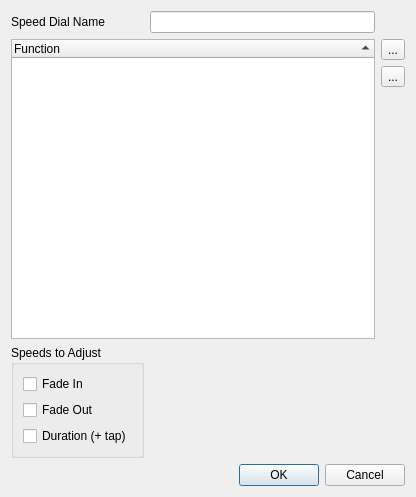
Old version of the form trunk/ui/src/vcspeeddialproperties.ui in the repository Bondzio/qlc.
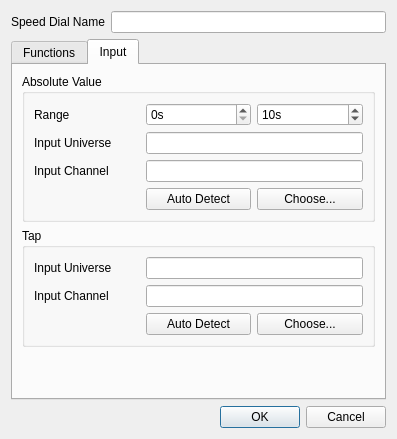
New version of the form. Icons and pictures are not drawn.

Commit message: External input support for VCSpeedDial

```diff
--- a/trunk/ui/src/vcspeeddialproperties.ui
+++ b/trunk/ui/src/vcspeeddialproperties.ui
@@ -6,14 +6,14 @@
    <rect>
     <x>0</x>
     <y>0</y>
-    <width>416</width>
-    <height>497</height>
+    <width>397</width>
+    <height>439</height>
    </rect>
   </property>
   <property name="windowTitle">
    <string>Speed Dial Properties</string>
   </property>
-  <layout class="QGridLayout" name="gridLayout">
+  <layout class="QGridLayout" name="gridLayout_2">
    <item row="0" column="0">
     <widget class="QLabel" name="label">
      <property name="text">
@@ -28,7 +28,17 @@
      </property>
     </widget>
    </item>
-   <item row="1" column="0" rowspan="3" colspan="2">
+   <item row="1" column="0" colspan="2">
+    <widget class="QTabWidget" name="tabWidget">
+     <property name="currentIndex">
+      <number>1</number>
+     </property>
+     <widget class="QWidget" name="Functions">
+      <attribute name="title">
+       <string>Functions</string>
+      </attribute>
+      <layout class="QGridLayout" name="gridLayout">
+       <item row="0" column="0" rowspan="3" colspan="2">
     <widget class="QTreeWidget" name="m_tree">
      <property name="toolTip">
       <string>Functions whose speed is controlled by the dial</string>
@@ -64,7 +74,7 @@
      </column>
     </widget>
    </item>
-   <item row="1" column="2">
+       <item row="0" column="2">
     <widget class="QToolButton" name="m_addButton">
      <property name="toolTip">
       <string>Add functions to be controlled</string>
@@ -84,7 +94,7 @@
      </property>
     </widget>
    </item>
-   <item row="2" column="2">
+       <item row="1" column="2">
     <widget class="QToolButton" name="m_removeButton">
      <property name="toolTip">
       <string>Remove selected functions</string>
@@ -104,7 +114,7 @@
      </property>
     </widget>
    </item>
-   <item row="3" column="2">
+       <item row="2" column="2">
     <spacer name="verticalSpacer">
      <property name="orientation">
       <enum>Qt::Vertical</enum>
@@ -117,7 +127,7 @@
      </property>
     </spacer>
    </item>
-   <item row="4" column="0">
+       <item row="3" column="0">
     <widget class="QGroupBox" name="m_speedGroup">
      <property name="title">
       <string>Speeds to Adjust</string>
@@ -156,20 +166,168 @@
      </layout>
     </widget>
    </item>
-   <item row="4" column="1" colspan="2">
+       <item row="3" column="1" colspan="2">
     <spacer name="horizontalSpacer">
      <property name="orientation">
       <enum>Qt::Horizontal</enum>
      </property>
      <property name="sizeHint" stdset="0">
       <size>
-       <width>269</width>
-       <height>20</height>
+           <width>186</width>
+           <height>111</height>
       </size>
      </property>
     </spacer>
    </item>
-   <item row="5" column="0" colspan="3">
+      </layout>
+     </widget>
+     <widget class="QWidget" name="Input">
+      <attribute name="title">
+       <string>Input</string>
+      </attribute>
+      <layout class="QVBoxLayout" name="verticalLayout_2">
+       <item>
+        <widget class="QGroupBox" name="groupBox_2">
+         <property name="title">
+          <string>Absolute Value</string>
+         </property>
+         <layout class="QGridLayout" name="gridLayout_4">
+          <item row="1" column="0">
+           <widget class="QLabel" name="m_absoluteInputUniverseLabel">
+            <property name="text">
+             <string>Input Universe</string>
+            </property>
+           </widget>
+          </item>
+          <item row="1" column="1" colspan="2">
+           <widget class="QLineEdit" name="m_absoluteInputUniverseEdit">
+            <property name="readOnly">
+             <bool>true</bool>
+            </property>
+           </widget>
+          </item>
+          <item row="2" column="0">
+           <widget class="QLabel" name="m_absoluteInputChannelLabel">
+            <property name="text">
+             <string>Input Channel</string>
+            </property>
+           </widget>
+          </item>
+          <item row="2" column="1" colspan="2">
+           <widget class="QLineEdit" name="m_absoluteInputChannelEdit">
+            <property name="readOnly">
+             <bool>true</bool>
+            </property>
+           </widget>
+          </item>
+          <item row="4" column="1">
+           <widget class="QPushButton" name="m_autoDetectAbsoluteInputButton">
+            <property name="text">
+             <string>Auto Detect</string>
+            </property>
+            <property name="checkable">
+             <bool>true</bool>
+            </property>
+           </widget>
+          </item>
+          <item row="4" column="2">
+           <widget class="QPushButton" name="m_chooseAbsoluteInputButton">
+            <property name="text">
+             <string>Choose...</string>
+            </property>
+           </widget>
+          </item>
+          <item row="0" column="0">
+           <widget class="QLabel" name="m_absoluteRangeLabel">
+            <property name="text">
+             <string>Range</string>
+            </property>
+           </widget>
+          </item>
+          <item row="0" column="1">
+           <widget class="QSpinBox" name="m_absoluteMinSpin">
+            <property name="suffix">
+             <string>s</string>
+            </property>
+           </widget>
+          </item>
+          <item row="0" column="2">
+           <widget class="QSpinBox" name="m_absoluteMaxSpin">
+            <property name="suffix">
+             <string>s</string>
+            </property>
+            <property name="value">
+             <number>10</number>
+            </property>
+           </widget>
+          </item>
+         </layout>
+        </widget>
+       </item>
+       <item>
+        <widget class="QGroupBox" name="groupBox_3">
+         <property name="title">
+          <string>Tap</string>
+         </property>
+         <layout class="QGridLayout" name="gridLayout_5">
+          <item row="0" column="0">
+           <widget class="QLabel" name="m_tapInputUniverseLabel">
+            <property name="text">
+             <string>Input Universe</string>
+            </property>
+           </widget>
+          </item>
+          <item row="0" column="1" colspan="2">
+           <widget class="QLineEdit" name="m_tapInputUniverseEdit"/>
+          </item>
+          <item row="1" column="0">
+           <widget class="QLabel" name="m_tapInputChannelLabel">
+            <property name="text">
+             <string>Input Channel</string>
+            </property>
+           </widget>
+          </item>
+          <item row="1" column="1" colspan="2">
+           <widget class="QLineEdit" name="m_tapInputChannelEdit"/>
+          </item>
+          <item row="2" column="1">
+           <widget class="QPushButton" name="m_autoDetectTapInputButton">
+            <property name="text">
+             <string>Auto Detect</string>
+            </property>
+            <property name="checkable">
+             <bool>true</bool>
+            </property>
+           </widget>
+          </item>
+          <item row="2" column="2">
+           <widget class="QPushButton" name="m_chooseTapInputButton">
+            <property name="text">
+             <string>Choose...</string>
+            </property>
+           </widget>
+          </item>
+         </layout>
+        </widget>
+       </item>
+       <item>
+        <spacer name="verticalSpacer_2">
+         <property name="orientation">
+          <enum>Qt::Vertical</enum>
+         </property>
+         <property name="sizeHint" stdset="0">
+          <size>
+           <width>20</width>
+           <height>40</height>
+          </size>
+         </property>
+        </spacer>
+       </item>
+      </layout>
+     </widget>
+    </widget>
+   </item>
+   <item row="2" column="0" colspan="2">
     <widget class="QDialogButtonBox" name="buttonBox">
      <property name="orientation">
       <enum>Qt::Horizontal</enum>
```
Left out of the diff: 88 changed lines with no effect on the pictures. Lines whose indentation alone changed are shown as unchanged. The commit also changes 6 other files.
